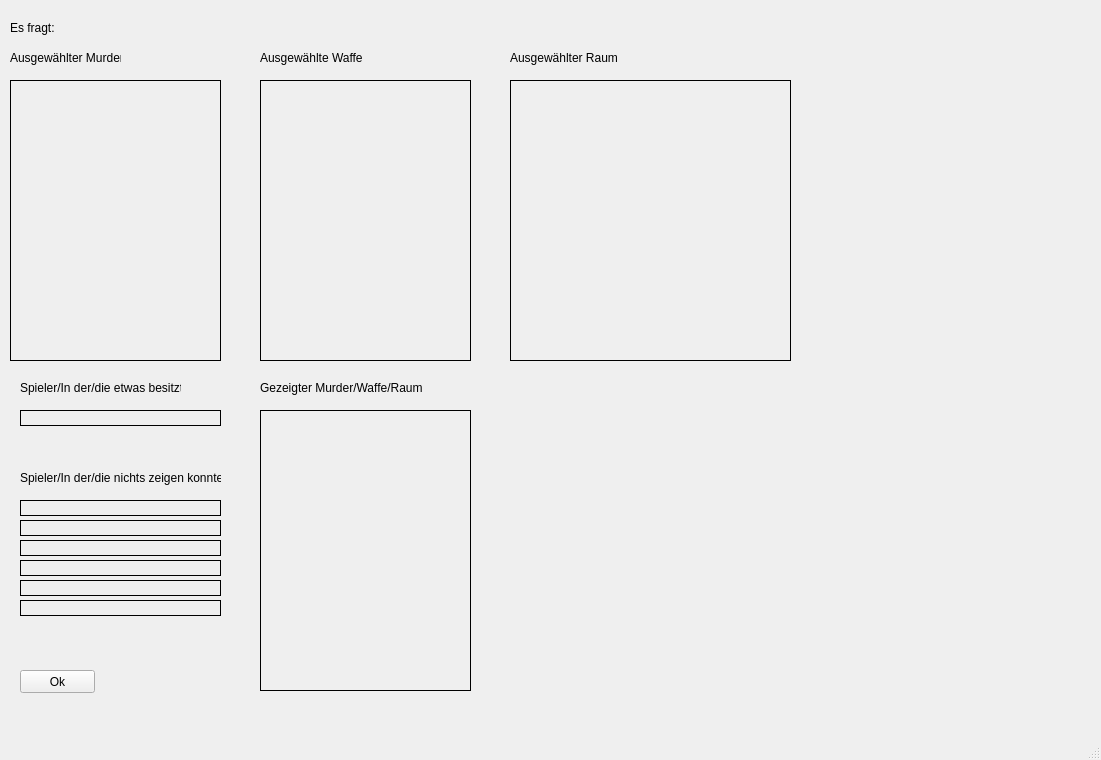
haegar80/Cluedo, file Cluedo/UI/AskPlayerUI.ui: the form before one commit.
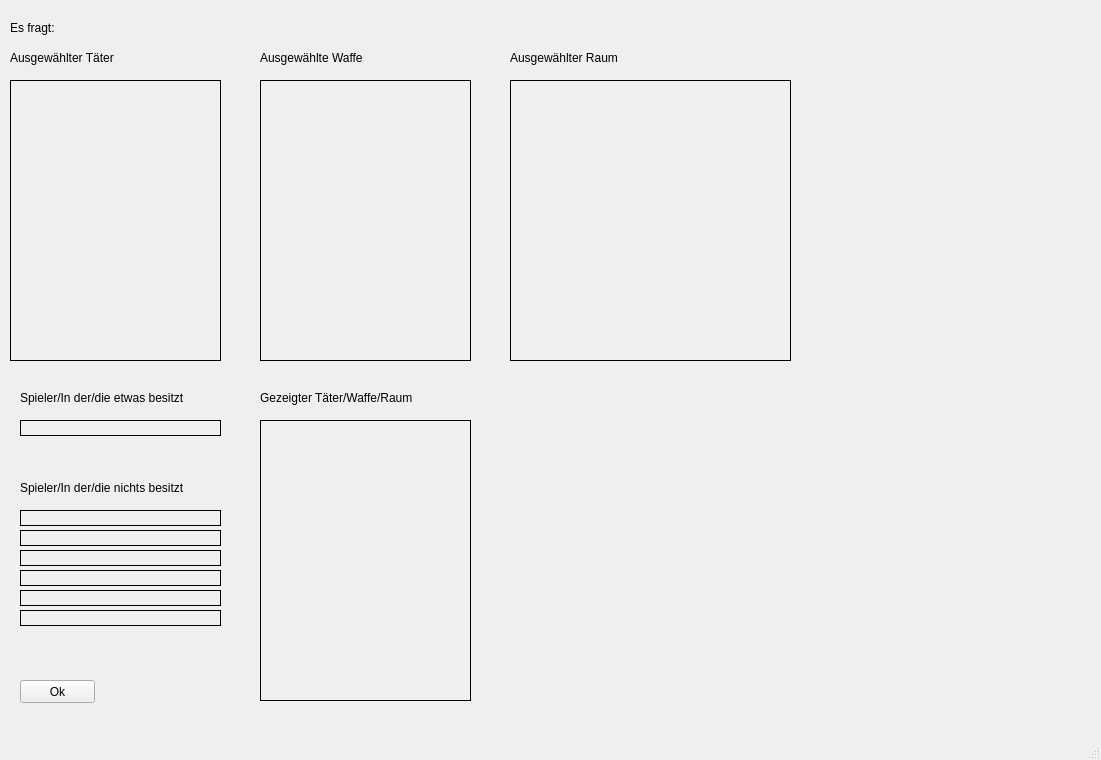
The form after the commit.

Patch:
```diff
--- a/Cluedo/UI/AskPlayerUI.ui
+++ b/Cluedo/UI/AskPlayerUI.ui
@@ -76,12 +76,12 @@
      <rect>
       <x>10</x>
       <y>50</y>
-      <width>111</width>
+      <width>161</width>
       <height>16</height>
      </rect>
     </property>
     <property name="text">
-     <string>Ausgewählter Murder</string>
+     <string>Ausgewählter Täter</string>
     </property>
    </widget>
    <widget class="QLabel" name="labelSelectedWeapon">
@@ -89,7 +89,7 @@
      <rect>
       <x>260</x>
       <y>50</y>
-      <width>111</width>
+      <width>161</width>
       <height>16</height>
      </rect>
     </property>
@@ -102,7 +102,7 @@
      <rect>
       <x>510</x>
       <y>50</y>
-      <width>111</width>
+      <width>151</width>
       <height>16</height>
      </rect>
     </property>
@@ -114,7 +114,7 @@
     <property name="geometry">
      <rect>
       <x>20</x>
-      <y>410</y>
+      <y>420</y>
       <width>201</width>
       <height>16</height>
      </rect>
@@ -136,8 +136,8 @@
     <property name="geometry">
      <rect>
       <x>20</x>
-      <y>380</y>
-      <width>161</width>
+      <y>390</y>
+      <width>221</width>
       <height>16</height>
      </rect>
     </property>
@@ -149,7 +149,7 @@
     <property name="geometry">
      <rect>
       <x>260</x>
-      <y>410</y>
+      <y>420</y>
       <width>211</width>
       <height>281</height>
      </rect>
@@ -168,7 +168,7 @@
     <property name="geometry">
      <rect>
       <x>20</x>
-      <y>670</y>
+      <y>680</y>
       <width>75</width>
       <height>23</height>
      </rect>
@@ -181,33 +181,33 @@
     <property name="geometry">
      <rect>
       <x>260</x>
-      <y>380</y>
-      <width>171</width>
+      <y>390</y>
+      <width>251</width>
       <height>16</height>
      </rect>
     </property>
     <property name="text">
-     <string>Gezeigter Murder/Waffe/Raum</string>
+     <string>Gezeigter Täter/Waffe/Raum</string>
     </property>
    </widget>
    <widget class="QLabel" name="labelPlayerNoObjects">
     <property name="geometry">
      <rect>
       <x>20</x>
-      <y>470</y>
-      <width>201</width>
+      <y>480</y>
+      <width>231</width>
       <height>16</height>
      </rect>
     </property>
     <property name="text">
-     <string>&lt;html&gt;&lt;head/&gt;&lt;body&gt;&lt;p&gt;Spieler/In der/die nichts zeigen konnte&lt;/p&gt;&lt;/body&gt;&lt;/html&gt;</string>
+     <string>&lt;html&gt;&lt;head/&gt;&lt;body&gt;&lt;p&gt;Spieler/In der/die nichts besitzt&lt;/p&gt;&lt;/body&gt;&lt;/html&gt;</string>
     </property>
    </widget>
    <widget class="QLabel" name="labelPlayerNameNoObjects1">
     <property name="geometry">
      <rect>
       <x>20</x>
-      <y>500</y>
+      <y>510</y>
       <width>201</width>
       <height>16</height>
      </rect>
@@ -229,7 +229,7 @@
     <property name="geometry">
      <rect>
       <x>20</x>
-      <y>520</y>
+      <y>530</y>
       <width>201</width>
       <height>16</height>
      </rect>
@@ -251,7 +251,7 @@
     <property name="geometry">
      <rect>
       <x>20</x>
-      <y>540</y>
+      <y>550</y>
       <width>201</width>
       <height>16</height>
      </rect>
@@ -273,7 +273,7 @@
     <property name="geometry">
      <rect>
       <x>20</x>
-      <y>560</y>
+      <y>570</y>
       <width>201</width>
       <height>16</height>
      </rect>
@@ -295,7 +295,7 @@
     <property name="geometry">
      <rect>
       <x>20</x>
-      <y>580</y>
+      <y>590</y>
       <width>201</width>
       <height>16</height>
      </rect>
@@ -317,7 +317,7 @@
     <property name="geometry">
      <rect>
       <x>20</x>
-      <y>600</y>
+      <y>610</y>
       <width>201</width>
       <height>16</height>
      </rect>
@@ -340,7 +340,7 @@
      <rect>
       <x>10</x>
       <y>20</y>
-      <width>51</width>
+      <width>71</width>
       <height>16</height>
      </rect>
     </property>
@@ -351,9 +351,9 @@
    <widget class="QLabel" name="labelAskedPerson">
     <property name="geometry">
      <rect>
-      <x>60</x>
+      <x>90</x>
       <y>20</y>
-      <width>401</width>
+      <width>371</width>
       <height>16</height>
      </rect>
     </property>
```
